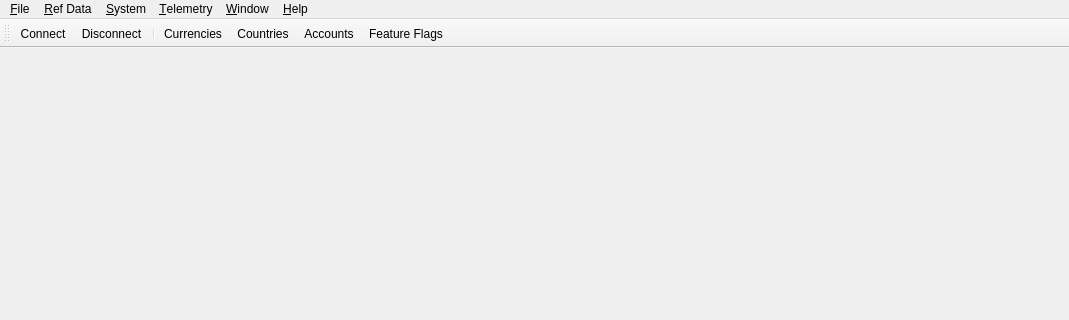
Qt form projects/ores.qt/ui/MainWindow.ui (OreStudio/OreStudio) before a commit; both pictures show x 0 to 1069 and y 0 to 320 of the 1069 by 672 pixel window.
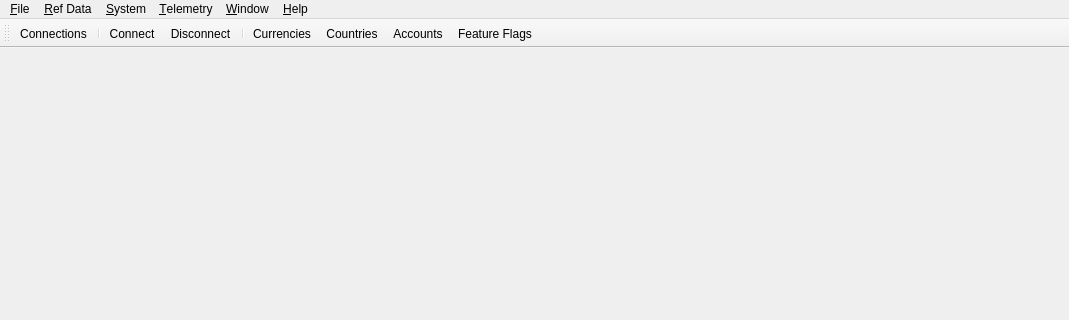
The same form after that commit. Icons and pictures are not drawn.

Commit message: [qt] Add Connection Browser for managing saved server connections

```diff
--- a/projects/ores.qt/ui/MainWindow.ui
+++ b/projects/ores.qt/ui/MainWindow.ui
@@ -111,6 +111,8 @@
    <attribute name="toolBarBreak">
     <bool>false</bool>
    </attribute>
+   <addaction name="ActionConnectionBrowser"/>
+   <addaction name="separator"/>
    <addaction name="ActionConnect"/>
    <addaction name="ActionDisconnect"/>
    <addaction name="separator"/>
@@ -336,6 +338,18 @@
     <string>Manage change reasons</string>
    </property>
   </action>
+  <action name="ActionConnectionBrowser">
+   <property name="icon">
+    <iconset>
+     <normaloff>:/icons/ic_fluent_server_link_20_regular.svg</normaloff>:/icons/ic_fluent_server_link_20_regular.svg</iconset>
+   </property>
+   <property name="text">
+    <string>&amp;Connections...</string>
+   </property>
+   <property name="toolTip">
+    <string>Manage saved server connections</string>
+   </property>
+  </action>
  </widget>
  <resources/>
  <connections/>
```
Left out of the diff: 1 changed line with no effect on the pictures. The commit also changes 19 other files.
